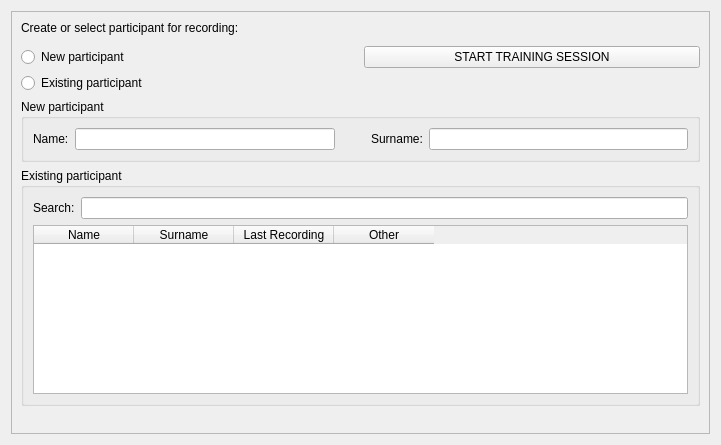
EBATINCA/TrainUS, file Modules/Home/Resources/UI/Dashboard.ui: the form before one commit.
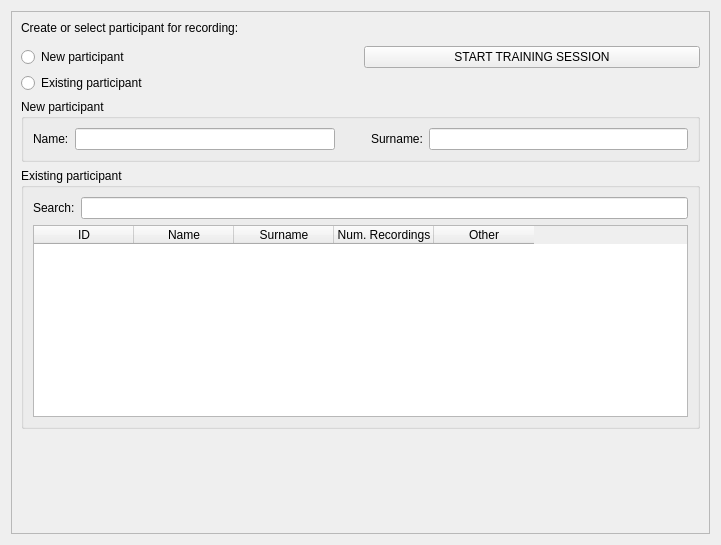
The form after the commit. Custom widgets are drawn as their Qt base class.

Commit message:
ENH: Add functionalities to Dashboard tab.
Functionalities include: read root directory to populate participants table based on files in database, create new participants, and select existing participants from table widget.

Patch:
```diff
--- a/Modules/Home/Resources/UI/Dashboard.ui
+++ b/Modules/Home/Resources/UI/Dashboard.ui
@@ -7,7 +7,7 @@
     <x>0</x>
     <y>0</y>
     <width>721</width>
-    <height>445</height>
+    <height>545</height>
    </rect>
   </property>
   <layout class="QVBoxLayout" name="verticalLayout">
@@ -52,6 +52,14 @@
          </item>
          <item row="1" column="0" colspan="2">
           <widget class="QTableWidget" name="participantsTable">
+           <property name="selectionBehavior">
+            <enum>QAbstractItemView::SelectRows</enum>
+           </property>
+           <column>
+            <property name="text">
+             <string>ID</string>
+            </property>
+           </column>
            <column>
             <property name="text">
              <string>Name</string>
@@ -64,7 +72,7 @@
            </column>
            <column>
             <property name="text">
-             <string>Last Recording</string>
+             <string>Num. Recordings</string>
             </property>
            </column>
            <column>
```
Left out of the diff: 4 changed lines with no effect on the pictures. The commit also changes 3 other files.
